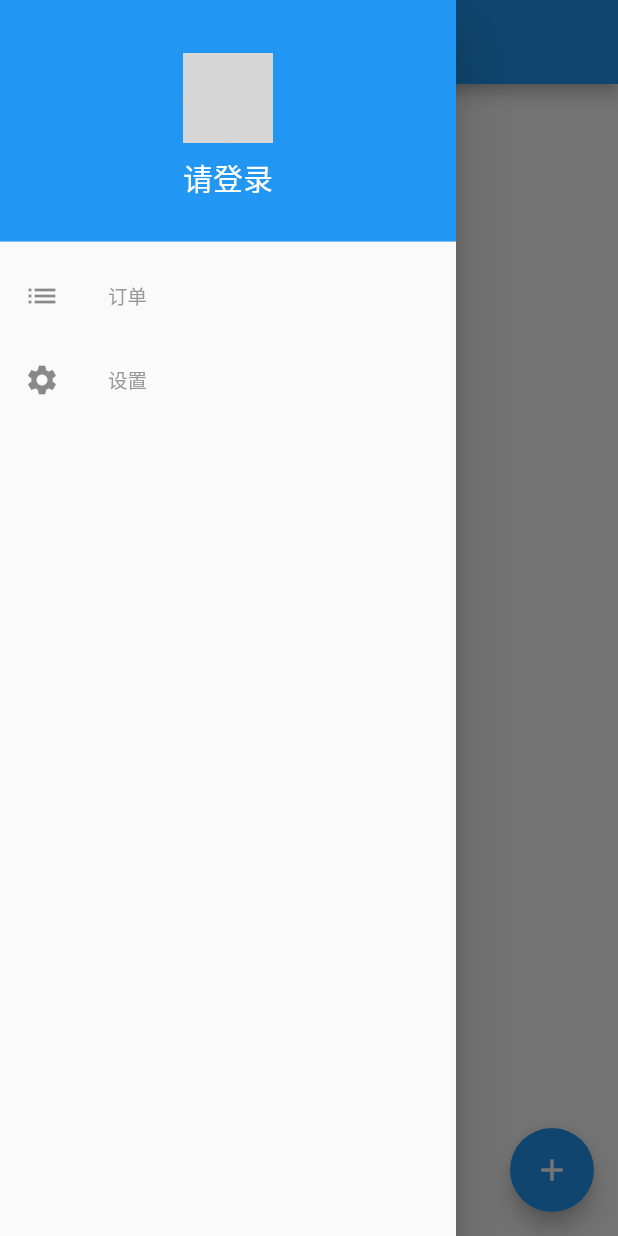
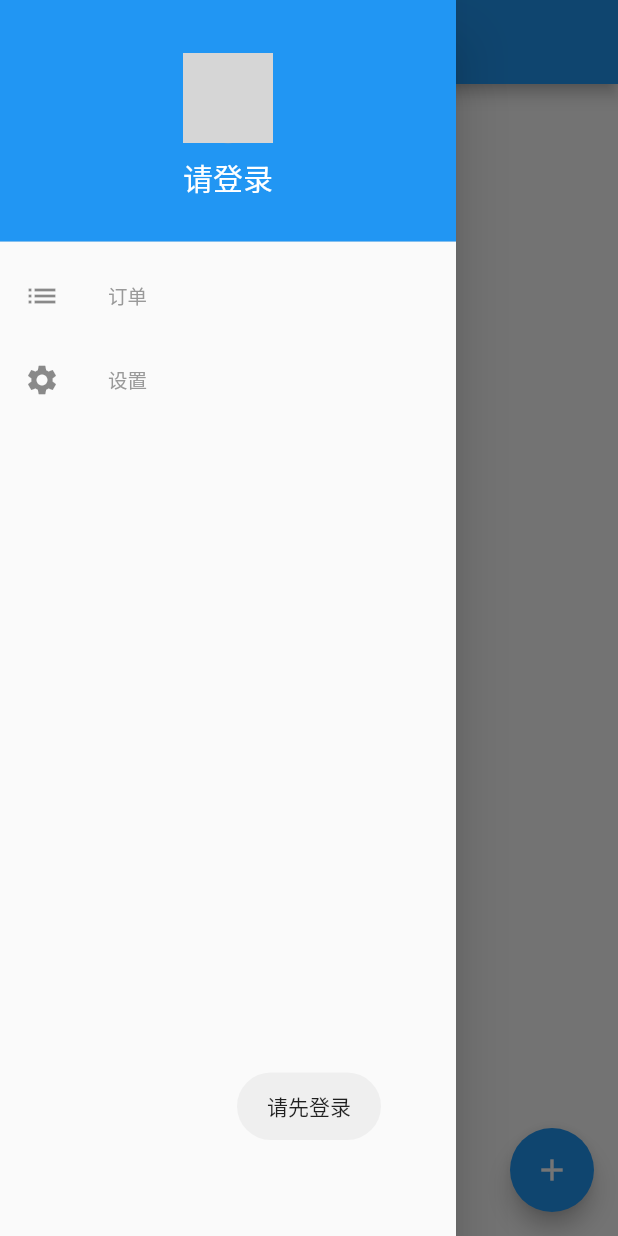
Before and after one commit to forbidden-game/hello_books, a Flutter app: the screen it shows after launch, in the side drawer, after a tap on "设置", on a phone screen of 412 x 824 dp. Run offline on Flutter 3.47's test engine with Material 2 defaults, Android fonts, the phone set to English and light mode, and no system bars; our stand-ins replace cached_network_image, fluttertoast, shared_preferences; missing offline and left inert: data_plugin; network calls fail; grey boxes are pictures that could not be loaded.

Commit message:
SnackBar 换成 Toast

```diff
--- a/lib/pages/home_page.dart
+++ b/lib/pages/home_page.dart
@@ -7,7 +7,7 @@ import 'package:hellobooks/helper/user_helper.dart';
 import 'package:hellobooks/model/data.dart';
 import 'package:hellobooks/service/service.dart';
 import 'package:hellobooks/widgets/label.dart';
-import 'package:hellobooks/widgets/snackbar.dart';
+import 'package:hellobooks/widgets/toast.dart';
 
 /// 首页(包含抽屉效果)
 class HomePage extends StatefulWidget {
@@ -67,10 +67,10 @@ class _HomePageState extends State<HomePage> {
     if (await UserHelper.isLogin) {
       var logout = await Navigator.pushNamed(context, "settingRoute");
       if (logout) {
-        BookSnackBar.showSnackBar(context, "退出了");
+        BookToast.toast("退出了");
       }
     } else {
-      BookSnackBar.showSnackBar(context, "请先登录");
+      BookToast.toast("请先登录");
     }
   }
 }
@@ -180,7 +180,7 @@ class __HomePageBodyState extends State<_HomePageBody> {
         _products = productList;
       });
     } catch (e) {
-      BookSnackBar.showSnackBar(context, e.toString());
+      BookToast.toast(e.toString());
     }
   }
 
--- a/lib/pages/login_page.dart
+++ b/lib/pages/login_page.dart
@@ -2,7 +2,7 @@ import 'package:flutter/material.dart';
 import 'package:hellobooks/constant/constants.dart';
 import 'package:hellobooks/helper/user_helper.dart';
 import 'package:hellobooks/service/service.dart';
-import 'package:hellobooks/widgets/snackbar.dart';
+import 'package:hellobooks/widgets/toast.dart';
 
 class LoginPage extends StatefulWidget {
   @override
@@ -38,7 +38,7 @@ class _LoginPageState extends State<LoginPage> {
       await UserHelper.logIn(user);
       Navigator.pop<bool>(context, true);
     } catch (e) {
-      BookSnackBar.showSnackBar(context, "登录失败 ${e.toString()}");
+      BookToast.toast("登录失败 ${e.toString()}");
     }
   }
 }
--- a/lib/widgets/snackbar.dart
+++ /dev/null
@@ -1,7 +0,0 @@
-import 'package:flutter/material.dart';
-
-class BookSnackBar {
-  static void showSnackBar(BuildContext context, String message) {
-    Scaffold.of(context).showSnackBar(SnackBar(content: Text(message)));
-  }
-}
--- /dev/null
+++ b/lib/widgets/toast.dart
@@ -0,0 +1,7 @@
+import 'package:fluttertoast/fluttertoast.dart';
+
+class BookToast {
+  static void toast(String message) {
+    Fluttertoast.showToast(msg: message);
+  }
+}
--- a/pubspec.yaml
+++ b/pubspec.yaml
@@ -23,6 +23,7 @@ dependencies:
   cached_network_image: ^2.0.0
   # 比目后端云 SDK
   data_plugin: ^0.0.17
+  fluttertoast: ^4.0.0
 
   # The following adds the Cupertino Icons font to your application.
   # Use with the CupertinoIcons class for iOS style icons.
```
Also changed, not shown: pubspec.lock.
